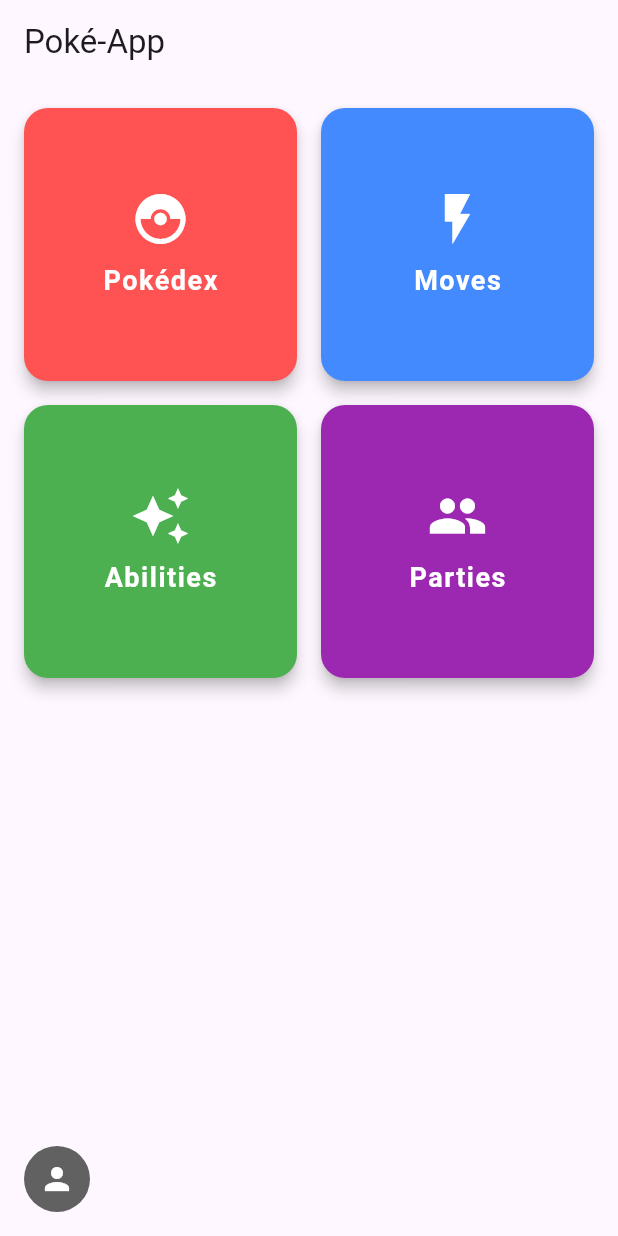
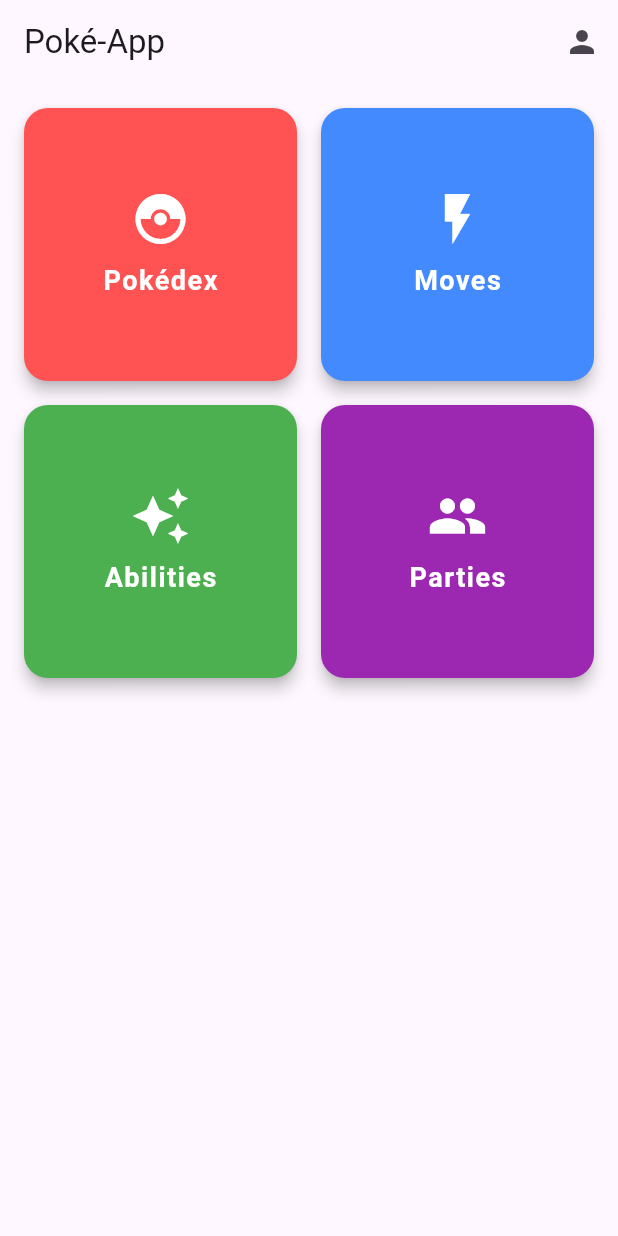
Before and after one commit to AlanMacias2002/Proyecto_Moviles, a Flutter app: the screen it shows after launch, on a phone screen of 412 x 824 dp. Run offline on Flutter 3.47's test engine with Material 3 defaults, Android fonts, the phone set to English and light mode, and no system bars.

```diff
--- a/lib/Widgets/home.dart
+++ b/lib/Widgets/home.dart
@@ -3,7 +3,6 @@ import 'package:proyecto_moviles/Screens/abilitiesScreen.dart';
 import 'package:proyecto_moviles/Screens/movesScreen.dart';
 import 'package:proyecto_moviles/Screens/partiesScreen.dart';
 import 'package:proyecto_moviles/Screens/pokedexScreen.dart';
-import 'package:proyecto_moviles/Widgets/loginScreen.dart';
 
 class HomeWidget extends StatefulWidget {
   const HomeWidget({super.key});
@@ -77,36 +76,6 @@ class HomeWidgetState extends State<HomeWidget> {
         ],
           ),
         ),
-        // Botón redondo pequeño, gris, en la esquina inferior izquierda
-        Positioned(
-          left: 16,
-          bottom: 16,
-          child: SizedBox(
-            width: 44,
-            height: 44,
-            child: Material(
-              color: Colors.grey[700],
-              shape: const CircleBorder(),
-              child: InkWell(
-                customBorder: const CircleBorder(),
-                onTap: () {
-                  showModalBottomSheet(
-                    context: context,
-                    isScrollControlled: true,
-                    shape: const RoundedRectangleBorder(
-                      borderRadius: BorderRadius.vertical(top: Radius.circular(16)),
-                    ),
-                    builder: (ctx) => const Padding(
-                      padding: EdgeInsets.only(top: 8),
-                      child: LoginScreen(),
-                    ),
-                  );
-                },
-                child: const Icon(Icons.person, color: Colors.white),
-              ),
-            ),
-          ),
-        ),
       ],
     );
   }
--- a/lib/main.dart
+++ b/lib/main.dart
@@ -1,5 +1,7 @@
 import 'package:flutter/material.dart';
 import 'package:proyecto_moviles/Widgets/home.dart';
+import 'package:proyecto_moviles/Widgets/loginScreen.dart';
+
 
 void main() => runApp(const MyApp());
 
@@ -11,7 +13,29 @@ class MyApp extends StatelessWidget {
     return MaterialApp(
       title: 'Poke-App',
       home: Scaffold(
-        appBar: AppBar(title: const Text('Poké-App')),
+        appBar: AppBar(
+          title: const Text('Poké-App'),
+          actions: [
+            Builder(
+              builder: (context) => IconButton(
+                icon: const Icon(Icons.person),
+                onPressed: () {
+                  showModalBottomSheet(
+                    context: context,
+                    isScrollControlled: true,
+                    shape: const RoundedRectangleBorder(
+                      borderRadius: BorderRadius.vertical(top: Radius.circular(16)),
+                    ),
+                    builder: (ctx) => const Padding(
+                      padding: EdgeInsets.only(top: 8),
+                      child: LoginScreen(),
+                    ),
+                  );
+                },
+              ),
+            ),
+          ],
+        ),
         body: Center(child: HomeWidget()),
       ),
     );
```
Also changed, not shown: lib/Widgets/loginScreen.dart (+12 -6 lines), lib/Widgets/party.dart (+3 -4 lines).
